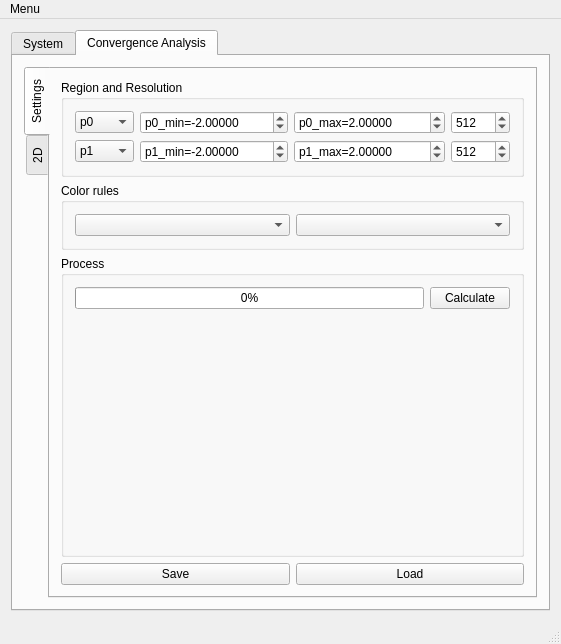
Old version of the form mainwindow.ui in the repository gobelin88/opticafe.
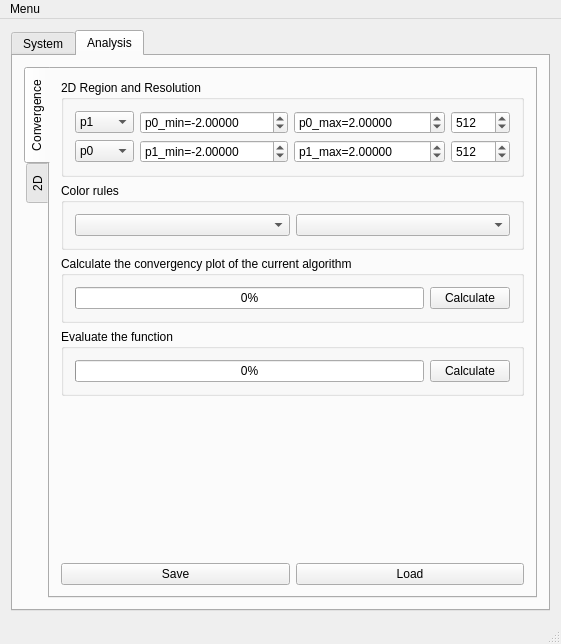
New version of the form.

What changed in the file:
```diff
--- a/mainwindow.ui
+++ b/mainwindow.ui
@@ -32,7 +32,7 @@
       </widget>
       <widget class="QWidget" name="tab_2">
        <attribute name="title">
-        <string>Convergence Analysis</string>
+        <string>Analysis</string>
        </attribute>
        <layout class="QVBoxLayout" name="verticalLayout_3">
         <item>
@@ -45,13 +45,13 @@
           </property>
           <widget class="QWidget" name="tab_3">
            <attribute name="title">
-            <string>Settings</string>
+            <string>Convergence</string>
            </attribute>
            <layout class="QVBoxLayout" name="verticalLayout_8">
             <item>
              <widget class="QGroupBox" name="groupBox">
               <property name="title">
-               <string>Region and Resolution</string>
+               <string>2D Region and Resolution</string>
               </property>
               <layout class="QVBoxLayout" name="verticalLayout_4">
                <item>
@@ -154,6 +154,9 @@
                  </item>
                  <item row="0" column="0">
                   <widget class="QComboBox" name="cb_param2">
+                   <property name="currentIndex">
+                    <number>1</number>
+                   </property>
                    <item>
                     <property name="text">
                      <string>p0</string>
@@ -209,7 +212,7 @@
                  <item row="1" column="0">
                   <widget class="QComboBox" name="cb_param1">
                    <property name="currentIndex">
-                    <number>1</number>
+                    <number>0</number>
                    </property>
                    <item>
                     <property name="text">
@@ -290,7 +293,7 @@
             <item>
              <widget class="QGroupBox" name="groupBox_3">
               <property name="title">
-               <string>Process</string>
+               <string>Calculate the convergency plot of the current algorithm</string>
               </property>
               <layout class="QVBoxLayout" name="verticalLayout_7">
                <item>
@@ -311,6 +314,36 @@
                  </item>
                 </layout>
                </item>
+              </layout>
+             </widget>
+            </item>
+            <item>
+             <widget class="QGroupBox" name="groupBox_4">
+              <property name="title">
+               <string>Evaluate the function</string>
+              </property>
+              <layout class="QHBoxLayout" name="horizontalLayout_7">
+               <item>
+                <layout class="QHBoxLayout" name="horizontalLayout_6">
+                 <item>
+                  <widget class="QProgressBar" name="progressBar_func">
+                   <property name="value">
+                    <number>0</number>
+                   </property>
+                  </widget>
+                 </item>
+                 <item>
+                  <widget class="QPushButton" name="pb_calculate_func">
+                   <property name="text">
+                    <string>Calculate</string>
+                   </property>
+                  </widget>
+                 </item>
+                </layout>
+               </item>
+              </layout>
+             </widget>
+            </item>
                <item>
                 <spacer name="verticalSpacer">
                  <property name="orientation">
@@ -324,9 +357,6 @@
                  </property>
                 </spacer>
                </item>
-              </layout>
-             </widget>
-            </item>
             <item>
              <layout class="QHBoxLayout" name="horizontalLayout_2">
               <item>
@@ -364,8 +394,8 @@
                   <rect>
                    <x>0</x>
                    <y>0</y>
-                   <width>98</width>
-                   <height>28</height>
+                   <width>471</width>
+                   <height>484</height>
                   </rect>
                  </property>
                 </widget>
```
Lines whose indentation alone changed are shown as unchanged.
